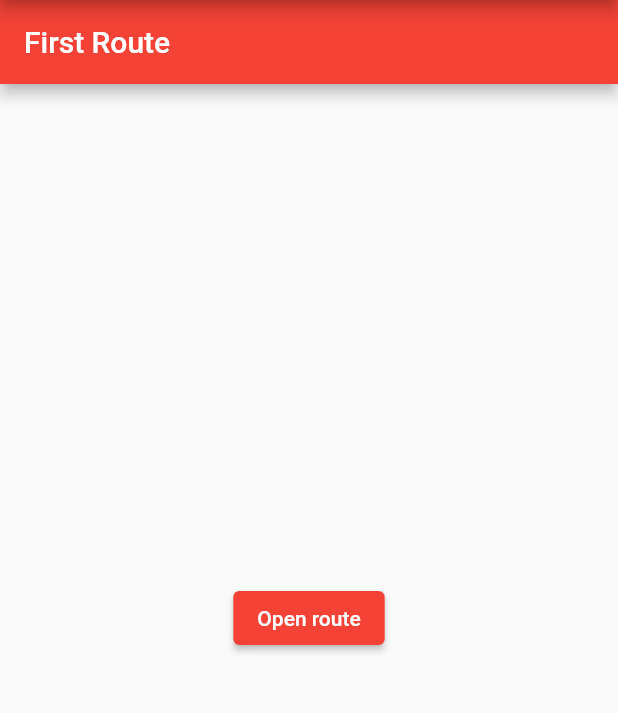
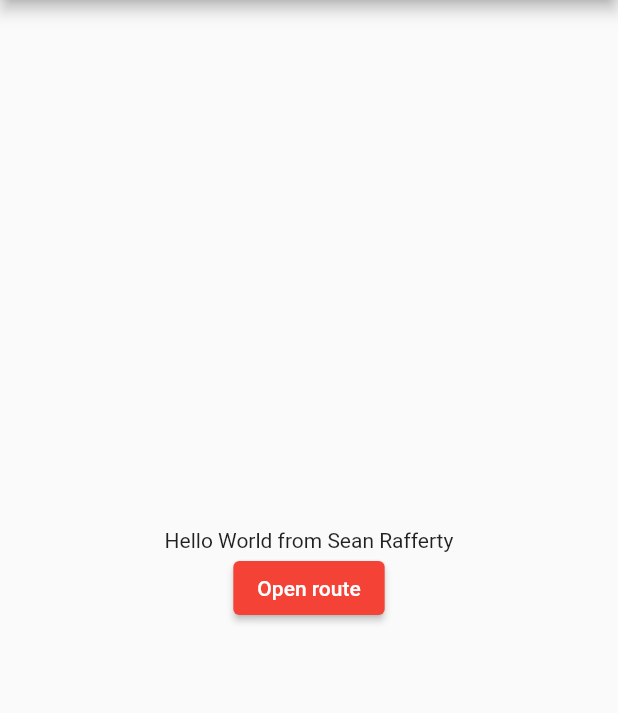
Before and after one commit to seanr89/FlutterEvents, a Flutter app: the screen it shows after launch, on a phone screen of 412 x 824 dp, the part 84-797 px from its top. Run offline on Flutter 3.47's test engine with Material 2 defaults, Android fonts, the phone set to English and light mode, and no system bars.

Commit message:
edit arounds navigation

```diff
--- a/eventsclient/lib/main.dart
+++ b/eventsclient/lib/main.dart
@@ -31,16 +31,25 @@ class MyApp extends StatelessWidget {
   }
 }
 
+/// BuildContext doesn’t have a MaterialApp as parent!
 class FirstRoute extends StatelessWidget {
   const FirstRoute({super.key});
 
   @override
   Widget build(BuildContext context) {
     return Scaffold(
-      appBar: AppBar(
-        title: const Text('First Route'),
+        // appBar: AppBar(
+        //   title: const Text('First Route'),
+        // ),
+        body: Center(
+      child: Column(
+        mainAxisAlignment: MainAxisAlignment.center,
+        crossAxisAlignment: CrossAxisAlignment.center,
+        children: [
+          const Center(
+            child: Text('Hello World from Sean Rafferty'),
           ),
-      body: Center(
+          Center(
             child: ElevatedButton(
               child: const Text('Open route'),
               onPressed: () {
@@ -51,6 +60,8 @@ class FirstRoute extends StatelessWidget {
               },
             ),
           ),
-    );
+        ],
+      ),
+    ));
   }
 }
```
Lines whose indentation alone changed are shown as unchanged.
